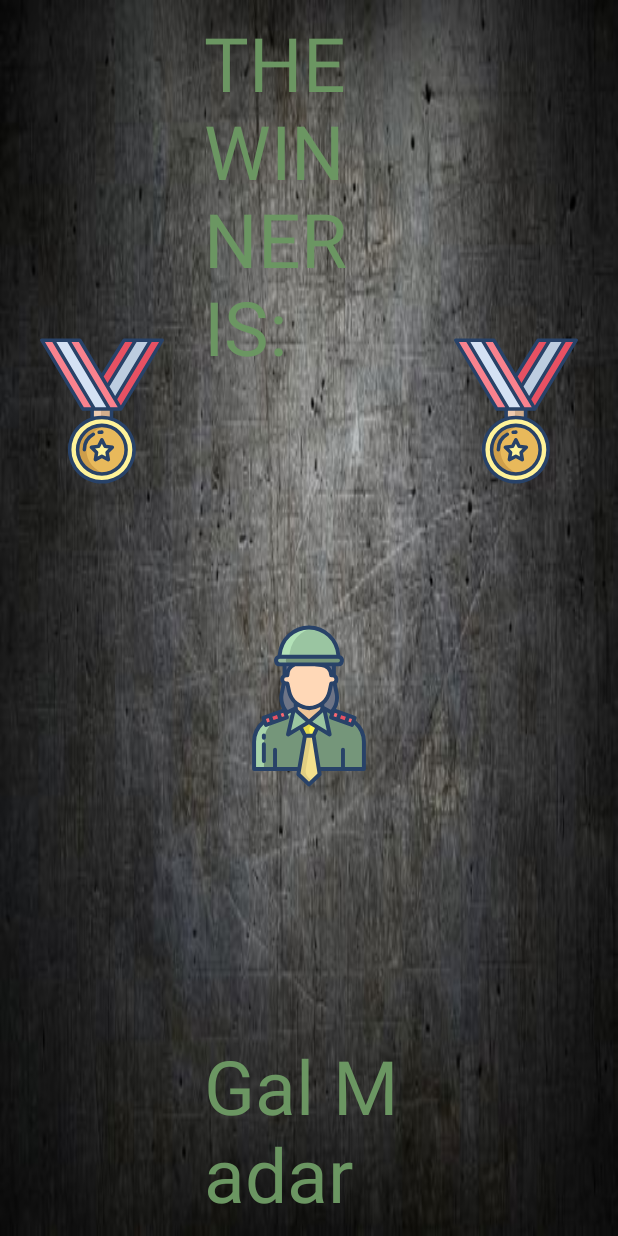
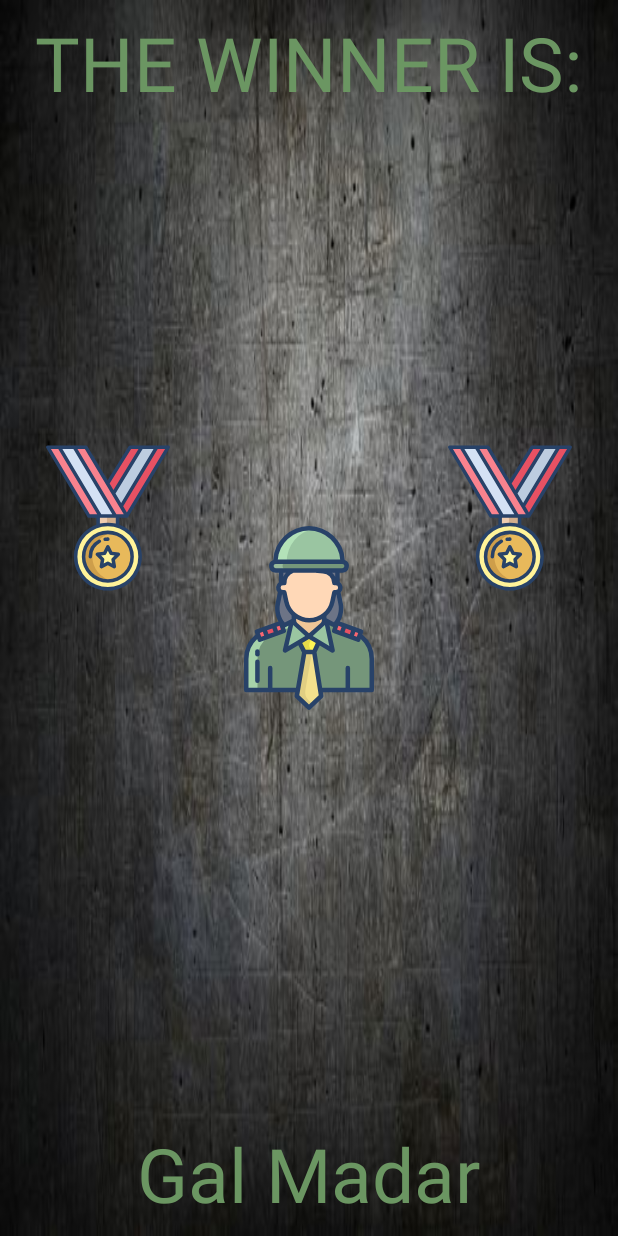
Before and after one commit to danielmar121/card_game_android, an Android app: the layout activity_winner_page.xml on its own in the app's theme, with its tools: preview values and no code run, on a phone screen of 412 x 824 dp. Run offline under Robolectric (Android 15) with nearby library versions, the phone set to English and light mode, and no system bars.

Commit message:
Fix game run and add replay button

```diff
--- /dev/null
+++ b/app/src/main/res/drawable/ic_replay.xml
@@ -0,0 +1,5 @@
+<vector android:height="24dp" android:tint="#FFFFFF"
+    android:viewportHeight="24" android:viewportWidth="24"
+    android:width="24dp" xmlns:android="http://schemas.android.com/apk/res/android">
+    <path android:fillColor="@android:color/white" android:pathData="M12,5V1L7,6l5,5V7c3.31,0 6,2.69 6,6s-2.69,6 -6,6 -6,-2.69 -6,-6H4c0,4.42 3.58,8 8,8s8,-3.58 8,-8 -3.58,-8 -8,-8z"/>
+</vector>
--- a/app/src/main/res/layout/activity_winner_page.xml
+++ b/app/src/main/res/layout/activity_winner_page.xml
@@ -1,4 +1,5 @@
 <?xml version="1.0" encoding="utf-8"?>
+
 <RelativeLayout xmlns:android="http://schemas.android.com/apk/res/android"
     xmlns:tools="http://schemas.android.com/tools"
     android:layout_width="match_parent"
@@ -24,24 +25,6 @@
             android:layout_height="match_parent"
             android:layout_margin="4dp"
             android:orientation="vertical"
-            android:layout_weight="0"
-            >
-
-            <ImageView
-                android:layout_width="100dp"
-                android:layout_height="wrap_content"
-                android:layout_margin="10dp"
-                android:src="@drawable/win"
-                android:contentDescription="@string/winner_medal"/>
-
-
-        </LinearLayout>
-
-        <LinearLayout
-            android:layout_width="wrap_content"
-            android:layout_height="match_parent"
-            android:layout_margin="4dp"
-            android:orientation="vertical"
             android:layout_weight="1">
 
             <TextView
@@ -61,9 +44,15 @@
                 android:orientation="horizontal"
                 android:layout_weight="2">
 
+                <ImageView
+                    android:layout_width="100dp"
+                    android:layout_height="wrap_content"
+                    android:layout_margin="10dp"
+                    android:src="@drawable/win"
+                    android:contentDescription="@string/winner_medal"/>
 
                 <ImageView
-                    android:id="@+id/main_IMG_player_B_card"
+                    android:id="@+id/main_IMG_winner"
                     android:layout_width="wrap_content"
                     android:layout_margin="10dp"
                     android:layout_height="match_parent"
@@ -71,7 +60,12 @@
                     android:layout_weight="1"
                     android:contentDescription="@string/card"/>
 
-
+                <ImageView
+                    android:layout_width="100dp"
+                    android:layout_height="wrap_content"
+                    android:layout_margin="10dp"
+                    android:src="@drawable/win"
+                    android:contentDescription="@string/winner_medal"/>
 
             </LinearLayout>
 
@@ -85,28 +79,6 @@
                 android:layout_gravity="center"
                 android:layout_weight="0"/>
 
-
         </LinearLayout>
-
-        <LinearLayout
-            android:layout_width="wrap_content"
-            android:layout_height="match_parent"
-            android:layout_margin="4dp"
-            android:orientation="vertical"
-            >
-
-            <ImageView
-                android:layout_width="100dp"
-                android:layout_height="wrap_content"
-                android:layout_margin="10dp"
-                android:src="@drawable/win"
-                android:contentDescription="@string/winner_medal"/>
-
-        </LinearLayout>
-
-
-
     </LinearLayout>
-
-
 </RelativeLayout>
--- a/app/src/main/res/values/strings.xml
+++ b/app/src/main/res/values/strings.xml
@@ -11,4 +11,6 @@
     <string name="winner_score"></string>
     <string name="winner_name">Gal Madar</string>
     <string name="winner_medal">medal</string>
+    <string name="replay_icon">replay icon</string>
+
 </resources>
```
Also changed, not shown: app/src/main/AndroidManifest.xml (+5 -2 lines), app/src/main/java/com/daniel/card_game_android/MainActivity.java (+6 -3 lines), app/src/main/java/com/daniel/card_game_android/WinnerPage.java (+56 -15 lines), app/src/main/res/menu/winner_menu.xml (added, +10 -0 lines).
